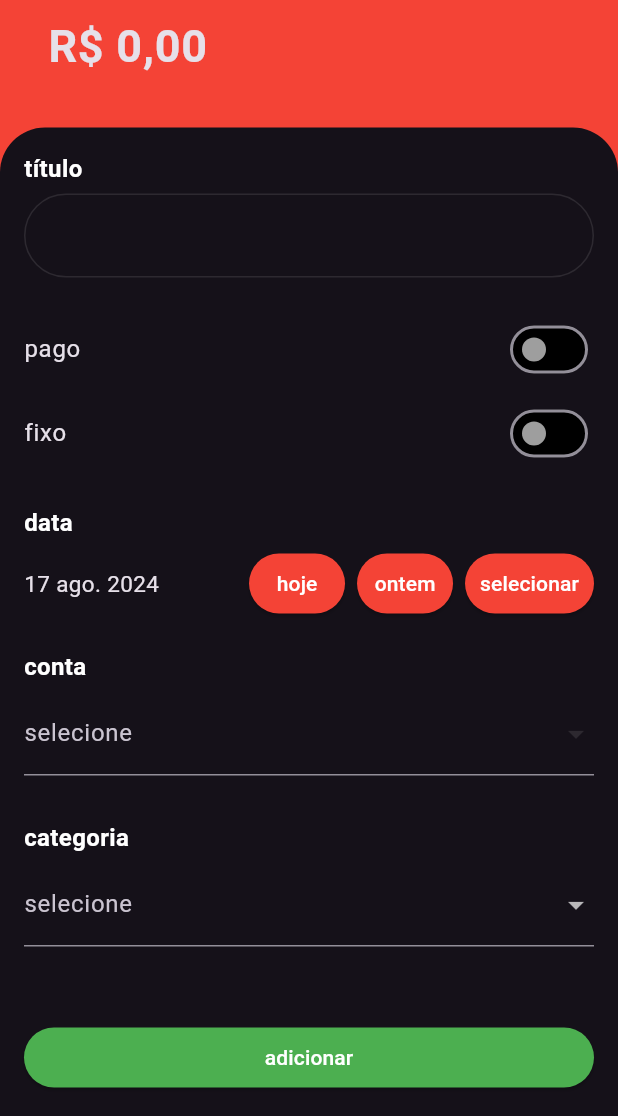
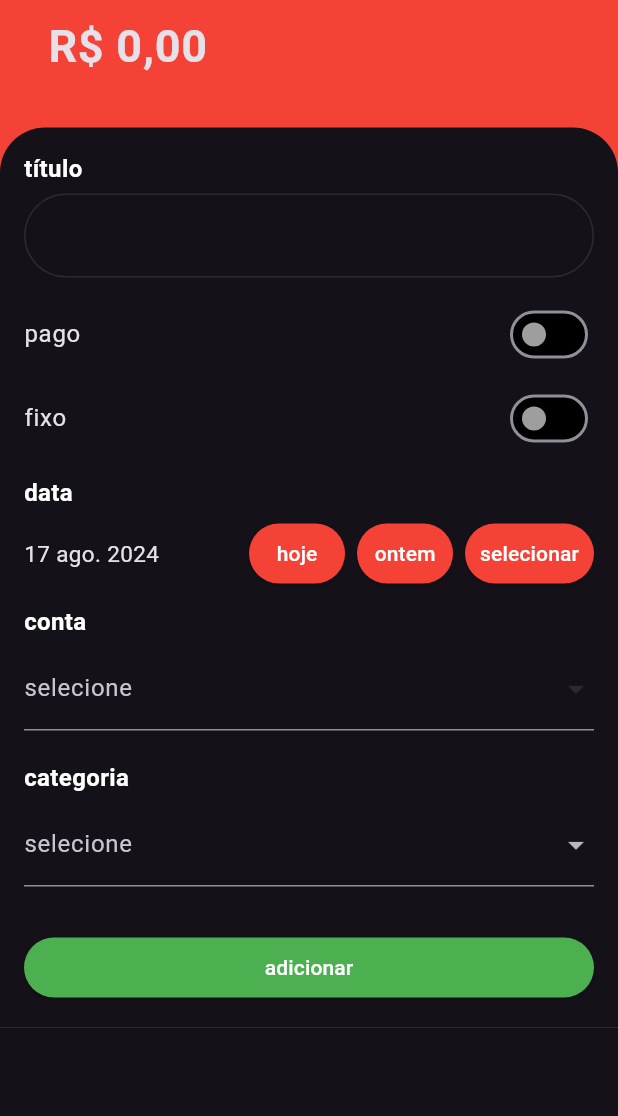
Before and after one commit to danemmanuel/minhasfinancasapp, a Flutter app: the CadastrarOperacaoPage screen opened directly with empty values, on a phone screen of 412 x 824 dp, the part 120-1236 px from its top. Run offline on Flutter 3.47's test engine with Material 3 defaults, Android fonts, the light colour scheme and no system bars; our stand-ins replace flutter_masked_text2, shared_preferences, shimmer; accounts and stored records are empty; network calls fail.

Commit message:
Refactor code for consistent spacing in form layouts

```diff
--- a/lib/pages/cadastrar_operacao.dart
+++ b/lib/pages/cadastrar_operacao.dart
@@ -260,7 +260,7 @@ class _EditOperationPageState extends State<CadastrarOperacaoPage> {
                       ),
                     ),
                   ),
-                  SizedBox(height: 20),
+                  SizedBox(height: 10),
                   Container(
                       child: SwitchListTile(
                     contentPadding: const EdgeInsets.all(0),
@@ -290,7 +290,7 @@ class _EditOperationPageState extends State<CadastrarOperacaoPage> {
                     inactiveThumbColor: Colors.grey,
                     inactiveTrackColor: Colors.black,
                   )),
-                  SizedBox(height: 20),
+                  SizedBox(height: 10),
                   LabelInput('data'),
                   Row(
                     mainAxisAlignment: MainAxisAlignment.spaceBetween,
@@ -341,7 +341,7 @@ class _EditOperationPageState extends State<CadastrarOperacaoPage> {
                       ),
                     ],
                   ),
-                  SizedBox(height: 20),
+                  SizedBox(height: 10),
                   LabelInput('conta'),
                   DropdownButtonFormField<Map>(
                     value: _selectedConta,
@@ -363,7 +363,7 @@ class _EditOperationPageState extends State<CadastrarOperacaoPage> {
                           .never, // Mantém o label fixo acima do input
                     ),
                   ),
-                  SizedBox(height: 30),
+                  SizedBox(height: 20),
                   LabelInput('categoria'),
                   DropdownButtonFormField<String>(
                     value: _selectedCategoria,
@@ -389,7 +389,7 @@ class _EditOperationPageState extends State<CadastrarOperacaoPage> {
                         labelText: 'selecione',
                         floatingLabelBehavior: FloatingLabelBehavior.never),
                   ),
-                  SizedBox(height: 50),
+                  SizedBox(height: 30),
                   Row(
                     children: [
                       Expanded(
```
Also changed, not shown: lib/pages/editar_operacao.dart (+4 -4 lines).
